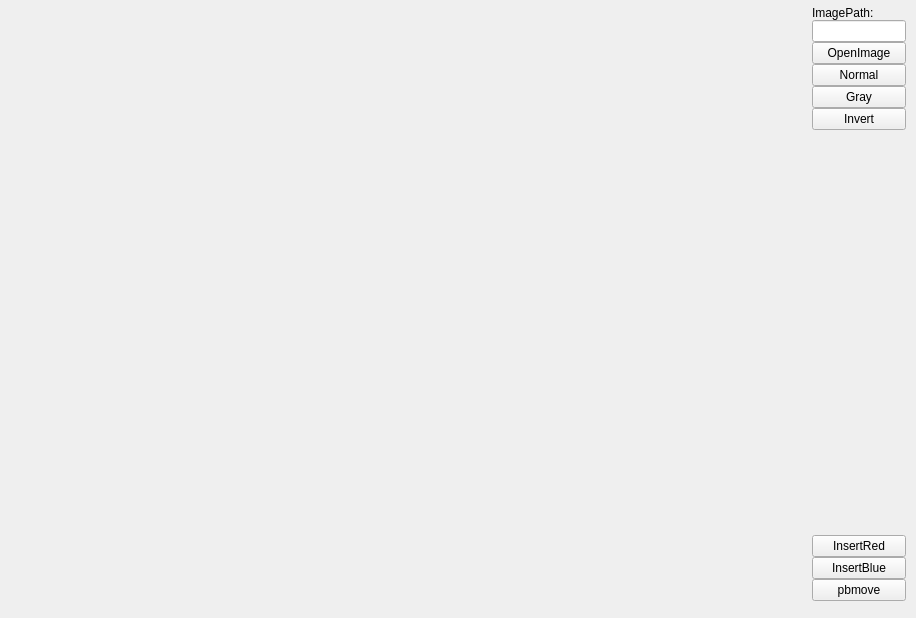
First picture: the form in sample/qtOpenGLDemo/QtDisplayWidget.ui, repository cfl997/CGRenderEngine2D, before the edit.
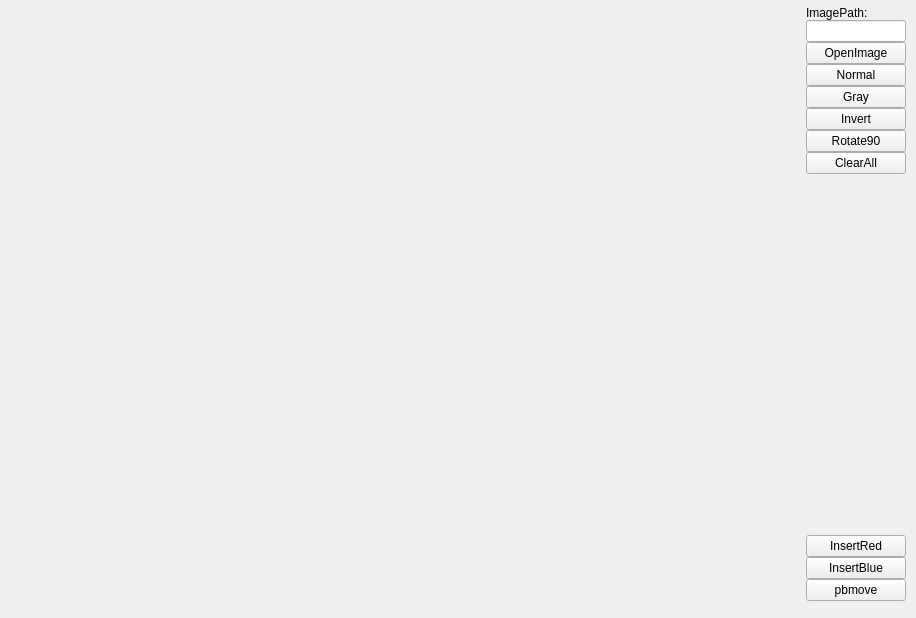
Second picture: the form after the edit.

The edit to the form file:
```diff
--- a/sample/qtOpenGLDemo/QtDisplayWidget.ui
+++ b/sample/qtOpenGLDemo/QtDisplayWidget.ui
@@ -33,7 +33,7 @@
     </property>
     <layout class="QHBoxLayout" name="horizontalLayout">
      <property name="spacing">
-      <number>6</number>
+      <number>0</number>
      </property>
      <property name="sizeConstraint">
       <enum>QLayout::SetNoConstraint</enum>
@@ -129,6 +129,20 @@
            </property>
           </widget>
          </item>
+         <item>
+          <widget class="QPushButton" name="pbRotate90">
+           <property name="text">
+            <string>Rotate90</string>
+           </property>
+          </widget>
+         </item>
+         <item>
+          <widget class="QPushButton" name="pbClearAll">
+           <property name="text">
+            <string>ClearAll</string>
+           </property>
+          </widget>
+         </item>
         </layout>
        </item>
        <item>
```
